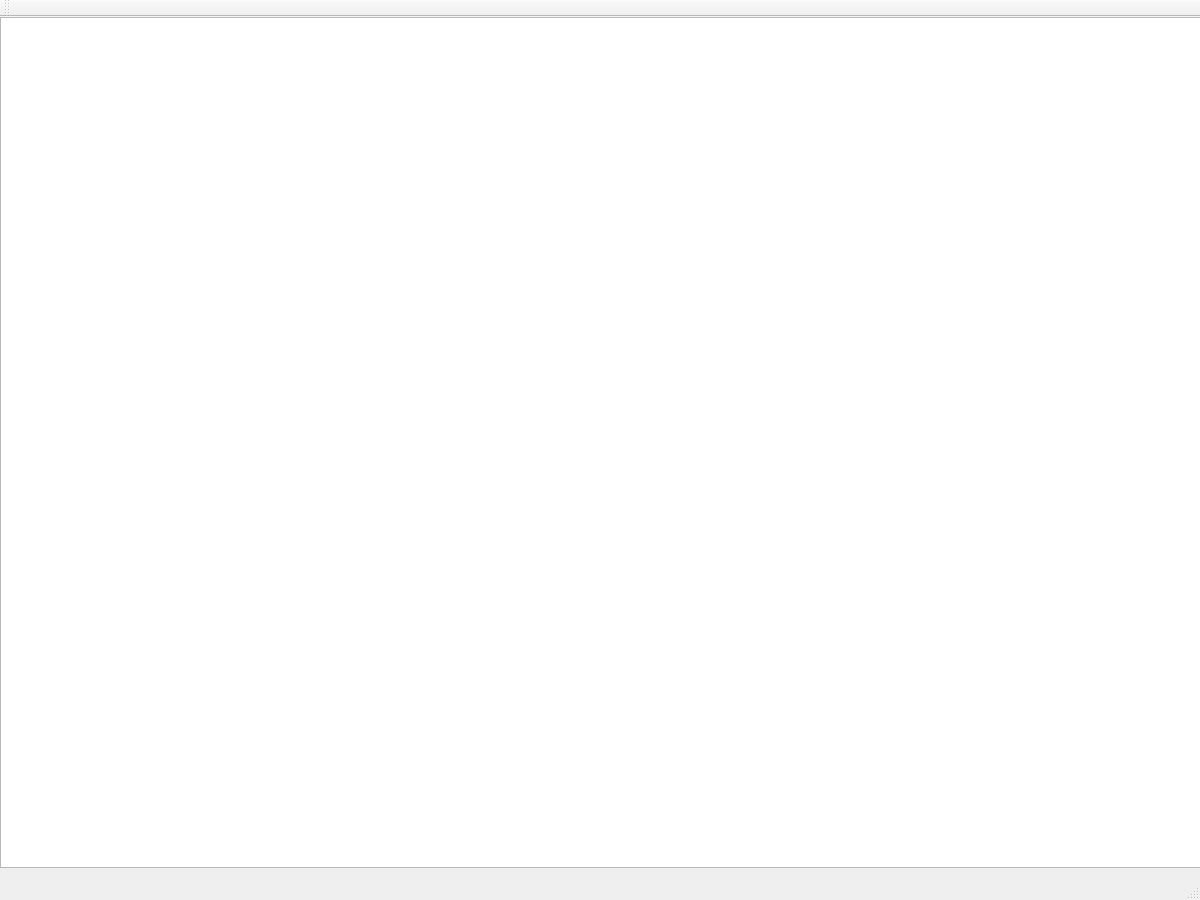
This is mainwindow.ui in leo900807/Doodle-Jump as Qt 5 draws it before an edit. The edited form follows.
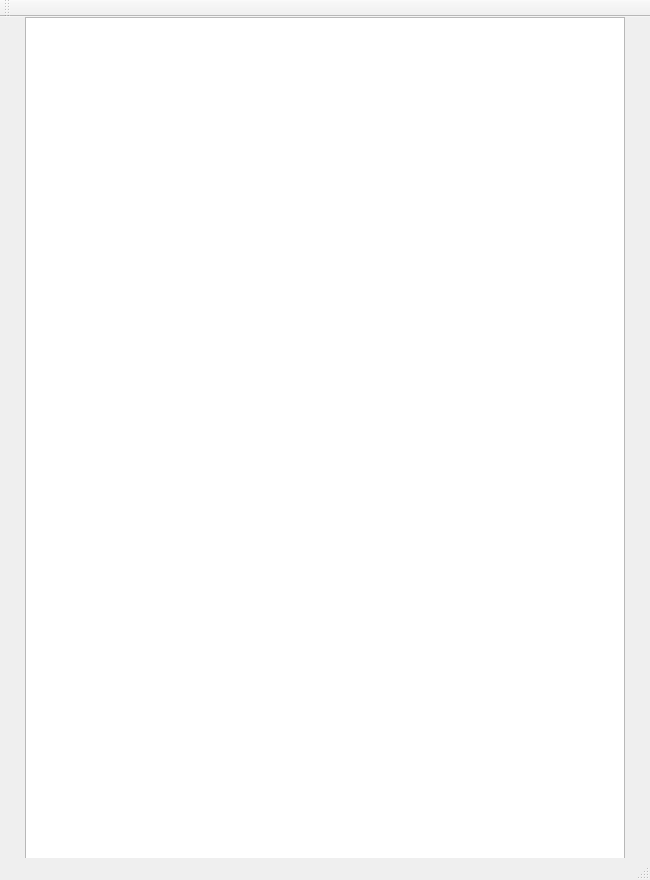
This is the edited form.

```diff
--- a/mainwindow.ui
+++ b/mainwindow.ui
@@ -6,8 +6,8 @@
    <rect>
     <x>0</x>
     <y>0</y>
-    <width>1200</width>
-    <height>900</height>
+    <width>650</width>
+    <height>880</height>
    </rect>
   </property>
   <property name="focusPolicy">
@@ -20,10 +20,10 @@
    <widget class="QGraphicsView" name="graphicsView">
     <property name="geometry">
      <rect>
-      <x>0</x>
+      <x>25</x>
       <y>0</y>
-      <width>1201</width>
-      <height>851</height>
+      <width>600</width>
+      <height>860</height>
      </rect>
     </property>
     <property name="focusPolicy">
```
Left out of the diff: 6 changed lines with no effect on the pictures.
